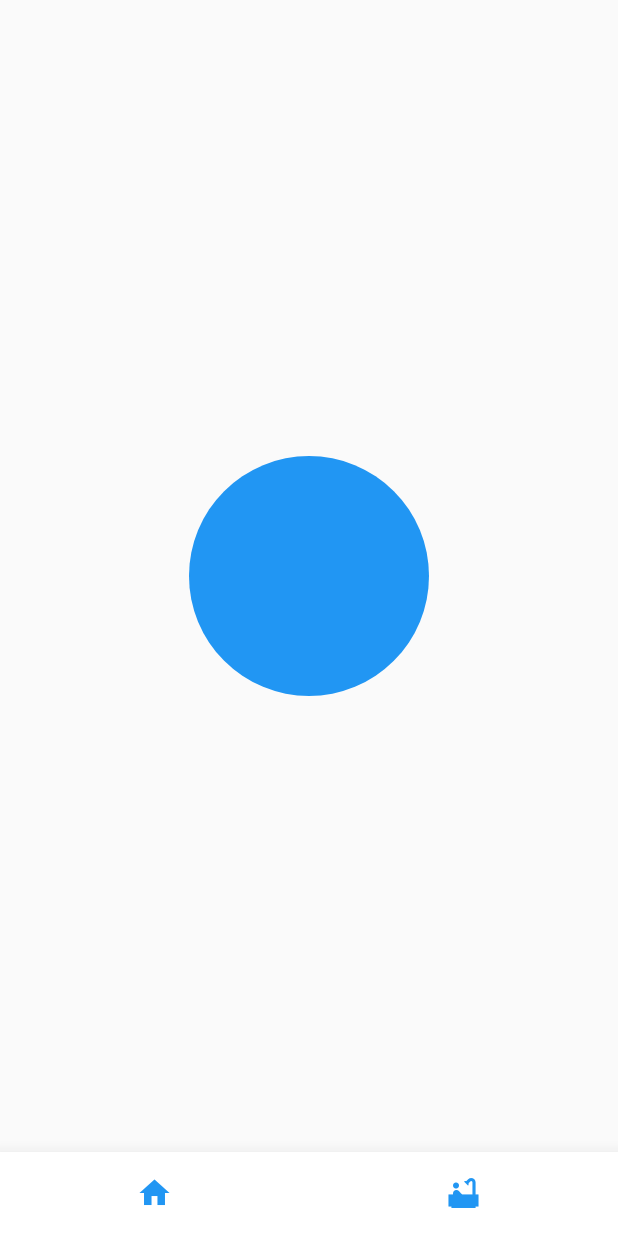
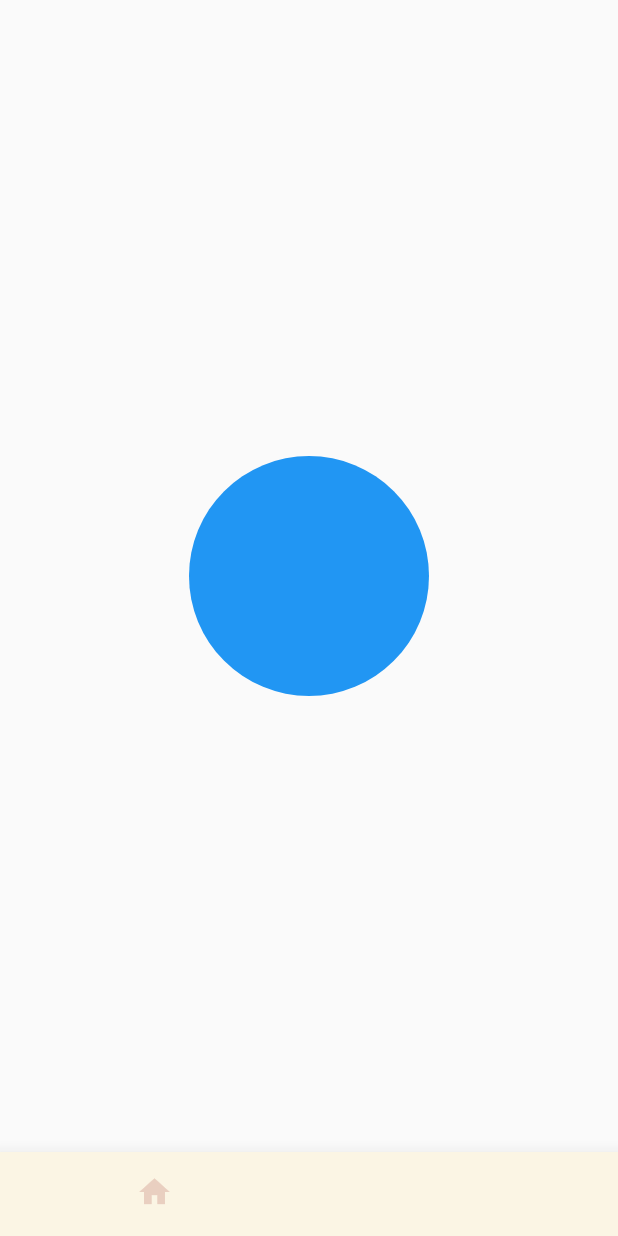
Before and after one commit to EaudeJavel/for_my_ex_gf, a Flutter app: the screen it shows after launch, item 2 of the bottom bar chosen, on a phone screen of 412 x 824 dp. Run offline on Flutter 3.47's test engine with Material 2 defaults, Android fonts, the phone set to English and light mode, and no system bars; our stand-ins replace flutter_local_notifications, google_fonts, timezone.

Commit message:
refactor: darkmode

```diff
--- a/lib/home/home.dart
+++ b/lib/home/home.dart
@@ -3,6 +3,7 @@
 import 'package:flutter/material.dart';
 import 'dart:convert';
 import 'package:flutter/services.dart' show rootBundle;
+import 'package:no_more_anxiety/theme.dart';
 import 'package:provider/provider.dart';
 
 import 'package:no_more_anxiety/routes.dart';
@@ -29,19 +30,21 @@
   Widget build(BuildContext context) {
     return MaterialApp(
         home: Scaffold(
-            backgroundColor:
-                Color(int.parse(context.watch<BgButtonColor>().bgButtonColor)),
+            backgroundColor: context.watch<OnDarkMode>().bgDarkmode,
             appBar: AppBar(
-              backgroundColor: Color(
-                  int.parse(context.watch<BgButtonColor>().bgButtonColor)),
-              title: const Text("No more anxiety"),
+              backgroundColor: context.watch<OnDarkMode>().bgDarkmode,
+              title: const Text(
+                "No more anxiety",
+                style: TextStyle(
+                  color: Colors.white,
+                ),
+              ),
               centerTitle: true,
               actions: [
                 IconButton(
                   icon: const Icon(Icons.favorite),
                   key: const Key('changeBG_floatingActionButton'),
-                  onPressed: () =>
-                      context.read<BgButtonColor>().changeBgColor(),
+                  onPressed: () => context.read<OnDarkMode>().changeBgColor(),
                   tooltip: 'Change color',
                 ),
               ],
@@ -103,10 +106,11 @@
                                     // createText();
                                   },
                                   style: ElevatedButton.styleFrom(
+                                    //here
                                     foregroundColor:
-                                        Theme.of(context).primaryColor,
+                                        myAppTheme.colorScheme.onPrimary,
                                     backgroundColor:
-                                        Theme.of(context).colorScheme.secondary,
+                                        myAppTheme.colorScheme.tertiary,
                                     shape: const RoundedRectangleBorder(
                                       borderRadius: BorderRadius.all(
                                         Radius.circular(10),
--- a/lib/layouts/scaffold.dart
+++ b/lib/layouts/scaffold.dart
@@ -1,5 +1,6 @@
 import 'package:flutter/material.dart';
 import 'package:no_more_anxiety/routes.dart';
+import 'package:provider/provider.dart';
 
 class FirstLevelScaffold extends StatefulWidget {
   const FirstLevelScaffold({super.key});
@@ -42,7 +43,7 @@
       appBar: null,
       body: TabBarView(controller: _controller, children: _screen),
       bottomNavigationBar: BottomNavigationBar(
-        backgroundColor: const Color(0xFFFFFFFF),
+        backgroundColor: context.watch<OnDarkMode>().bgDarkmode,
         elevation: 10,
         showSelectedLabels: false,
         showUnselectedLabels: false,
--- a/lib/meditation/meditation_main.dart
+++ b/lib/meditation/meditation_main.dart
@@ -1,5 +1,4 @@
 import 'package:flutter/material.dart';
-import 'package:flutter/foundation.dart';
 
 class MeditationScreen extends StatefulWidget {
   const MeditationScreen({super.key});
--- a/lib/theme.dart
+++ b/lib/theme.dart
@@ -2,16 +2,17 @@
 import 'package:google_fonts/google_fonts.dart';
 
 final ThemeData myAppTheme = ThemeData(
-  primaryColor: Colors.pink[50],
+  primaryColor: const Color.fromARGB(255, 173, 168, 230),
+  primaryColorDark: const Color.fromARGB(255, 68, 66, 91),
   colorScheme: const ColorScheme.light(
-    primary: Color.fromRGBO(181, 93, 140, 1),
-    secondary: Color.fromARGB(255, 135, 13, 78),
-  ),
+      primary: Color.fromARGB(255, 251, 245, 228),
+      secondary: Color.fromARGB(255, 233, 207, 192),
+      tertiary: Color.fromARGB(255, 174, 124, 115)),
   textTheme: const TextTheme(
     headline1: TextStyle(
       fontSize: 32,
       fontWeight: FontWeight.bold,
-      color: Color.fromARGB(255, 135, 13, 78),
+      color: Color.fromARGB(255, 0, 0, 0),
     ),
     headline2: TextStyle(fontSize: 24.0, fontWeight: FontWeight.bold),
     bodyText1: TextStyle(fontSize: 18.0),
--- a/lib/utils/provider.dart
+++ b/lib/utils/provider.dart
@@ -1,15 +1,23 @@
 import 'package:flutter/foundation.dart';
+import 'package:flutter/material.dart';
+import 'package:no_more_anxiety/theme.dart';
 
 /// Mix-in [DiagnosticableTreeMixin] to have access to [debugFillProperties] for the devtool
-class BgButtonColor with ChangeNotifier, DiagnosticableTreeMixin {
-  String _bgButtonColor = "0xFFFFFFFF";
-  String get bgButtonColor => _bgButtonColor;
+class OnDarkMode with ChangeNotifier, DiagnosticableTreeMixin {
+  bool _onDarkMode = false;
+  Color get bgDarkmode => _onDarkMode
+      ? myAppTheme.primaryColorDark
+      : myAppTheme.colorScheme.primary;
+
+  Color get textDarkmode => _onDarkMode
+      ? myAppTheme.colorScheme.primary
+      : myAppTheme.primaryColorDark;
 
   void changeBgColor() {
-    if (_bgButtonColor == "0xFFFFFFFF") {
-      _bgButtonColor = "0xFF000000";
-    } else {
-      _bgButtonColor = "0xFFFFFFFF";
+    _onDarkMode = !_onDarkMode;
+    if (kDebugMode) {
+      print('Darkmode: $_onDarkMode');
+      print('bgColor: ${bgDarkmode.toString()}');
     }
     notifyListeners();
   }
@@ -18,6 +26,6 @@
   @override
   void debugFillProperties(DiagnosticPropertiesBuilder properties) {
     super.debugFillProperties(properties);
-    properties.add(StringProperty('bgColor', bgButtonColor));
+    properties.add(StringProperty('darkmode', _onDarkMode.toString()));
   }
 }
```
Also changed, not shown: lib/components/heart.dart (+0 -10 lines), lib/main.dart (+12 -12 lines), 5 other files.
